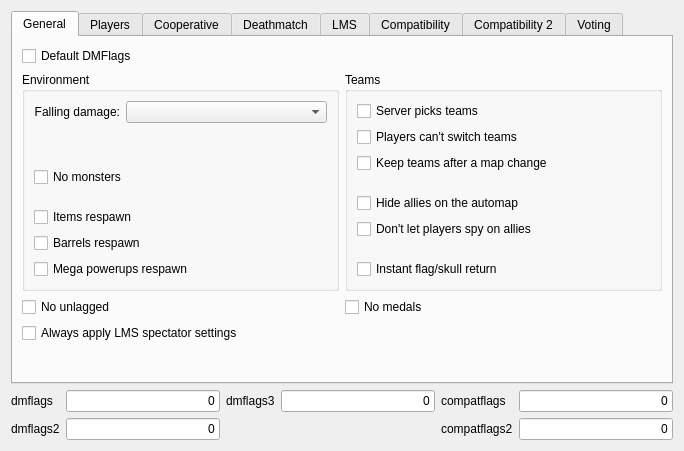
The window that src/plugins/zandronum/createserverdialogpages/flagspage.ui (Destroyerrrocket/doomseeker-unofficial) describes before a commit, drawn with Qt 5.
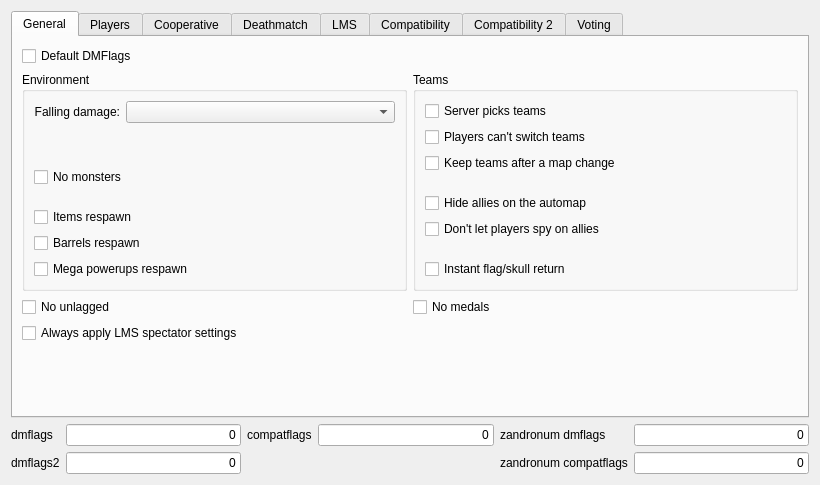
The same window after the commit. Custom widgets are drawn as their Qt base class.

Commit message: - Updated Zandronum's dmflags to be compliant with Zandronum 2.0. Compliance with Zandronum 1.x is dropped.

The edit to the form file:
```diff
--- a/src/plugins/zandronum/createserverdialogpages/flagspage.ui
+++ b/src/plugins/zandronum/createserverdialogpages/flagspage.ui
@@ -6,8 +6,8 @@
    <rect>
     <x>0</x>
     <y>0</y>
-    <width>632</width>
-    <height>407</height>
+    <width>820</width>
+    <height>485</height>
    </rect>
   </property>
   <property name="windowTitle">
@@ -1614,17 +1614,14 @@
    </item>
    <item>
     <layout class="QGridLayout" name="gridLayout">
-     <item row="1" column="3">
-      <widget class="QLineEdit" name="leDmflags3">
+     <item row="0" column="4">
+      <widget class="QLabel" name="label_5">
        <property name="text">
-        <string>0</string>
-       </property>
-       <property name="alignment">
-        <set>Qt::AlignRight|Qt::AlignTrailing|Qt::AlignVCenter</set>
+        <string>zandronum dmflags</string>
        </property>
       </widget>
      </item>
-     <item row="1" column="1">
+     <item row="0" column="1">
       <widget class="QLineEdit" name="leDmflags">
        <property name="text">
         <string>0</string>
@@ -1634,31 +1631,21 @@
        </property>
       </widget>
      </item>
-     <item row="1" column="0">
+     <item row="0" column="0">
       <widget class="QLabel" name="label">
        <property name="text">
         <string>dmflags</string>
        </property>
       </widget>
      </item>
-     <item row="2" column="0">
+     <item row="1" column="0">
       <widget class="QLabel" name="label_2">
        <property name="text">
         <string>dmflags2</string>
        </property>
       </widget>
      </item>
-     <item row="1" column="5">
-      <widget class="QLineEdit" name="leCompatflags">
-       <property name="text">
-        <string>0</string>
-       </property>
-       <property name="alignment">
-        <set>Qt::AlignRight|Qt::AlignTrailing|Qt::AlignVCenter</set>
-       </property>
-      </widget>
-     </item>
-     <item row="2" column="1">
+     <item row="1" column="1">
       <widget class="QLineEdit" name="leDmflags2">
        <property name="text">
         <string>0</string>
@@ -1668,29 +1655,42 @@
        </property>
       </widget>
      </item>
-     <item row="1" column="2">
-      <widget class="QLabel" name="label_5">
-       <property name="text">
-        <string>dmflags3</string>
-       </property>
-      </widget>
-     </item>
      <item row="1" column="4">
+      <widget class="QLabel" name="label_4">
+       <property name="text">
+        <string>zandronum compatflags</string>
+       </property>
+      </widget>
+     </item>
+     <item row="1" column="5">
+      <widget class="QLineEdit" name="leZandronumCompatflags">
+       <property name="text">
+        <string>0</string>
+       </property>
+       <property name="alignment">
+        <set>Qt::AlignRight|Qt::AlignTrailing|Qt::AlignVCenter</set>
+       </property>
+      </widget>
+     </item>
+     <item row="0" column="2">
       <widget class="QLabel" name="label_3">
        <property name="text">
         <string>compatflags</string>
        </property>
       </widget>
      </item>
-     <item row="2" column="4">
-      <widget class="QLabel" name="label_4">
+     <item row="0" column="5">
+      <widget class="QLineEdit" name="leZandronumDmflags">
        <property name="text">
-        <string>compatflags2</string>
+        <string>0</string>
+       </property>
+       <property name="alignment">
+        <set>Qt::AlignRight|Qt::AlignTrailing|Qt::AlignVCenter</set>
        </property>
       </widget>
      </item>
-     <item row="2" column="5">
-      <widget class="QLineEdit" name="leCompatflags2">
+     <item row="0" column="3">
+      <widget class="QLineEdit" name="leCompatflags">
        <property name="text">
         <string>0</string>
        </property>
```
Left out of the diff: 8 changed lines with no effect on the pictures. The commit also changes 7 other files.
